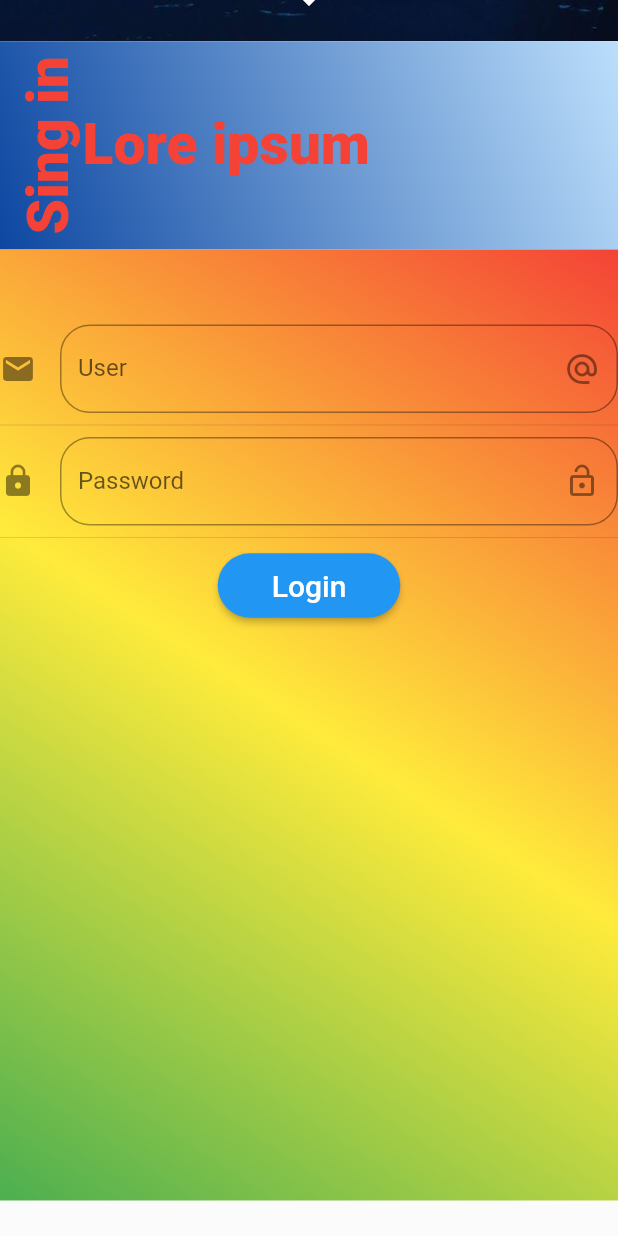
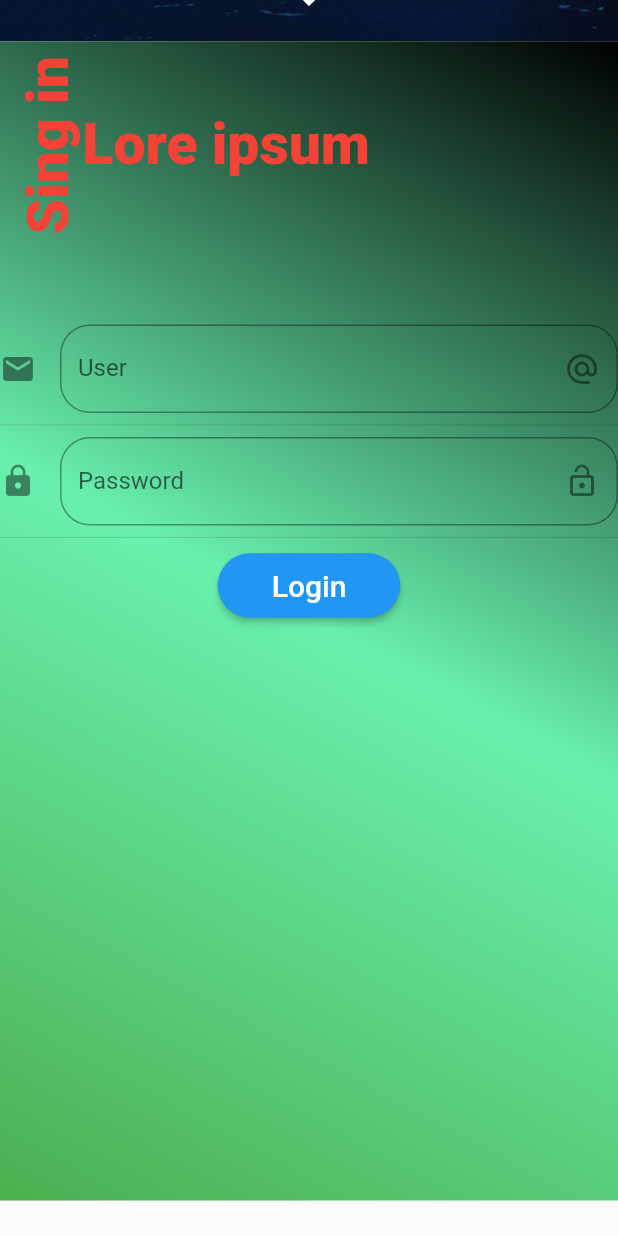
Before and after one commit to mario5698/S2AM, a Flutter app: the screen it shows after launch, scrolled down 576 dp, on a phone screen of 412 x 824 dp. Run offline on Flutter 3.47's test engine with Material 2 defaults, Android fonts, the phone set to English and light mode, and no system bars; our stand-ins replace flutter_swiper; missing offline and left inert: rainbow_color.

Commit message:
finish flutter uix

```diff
--- a/Code/Flutter/flutter-disenos - Mario/lib/src/pages/user_login.dart
+++ b/Code/Flutter/flutter-disenos - Mario/lib/src/pages/user_login.dart
@@ -53,8 +53,7 @@ class _LoginState extends State<Login> {
       // padding: EdgeInsetsDirectional.only(top: 100),
       child: Column(
         children: [
-          _crearTextLogin(),
-          _crearcontenedor(context),
+          _container(context),
         ],
       ),
     );
@@ -68,15 +67,26 @@ class _LoginState extends State<Login> {
     );
   }
 
-  Widget _crearTextLogin() {
+  Widget _container(BuildContext context) {
     return Container(
-      padding: const EdgeInsets.only(top: 10, left: 10, bottom: 10),
       decoration: BoxDecoration(
         gradient: LinearGradient(
             begin: Alignment.topRight,
             end: Alignment.bottomLeft,
-            colors: [Colors.blue[100], Colors.blue[900]]),
+            colors: [Colors.black, Colors.greenAccent, Colors.green]),
       ),
+      child: Column(
+        children: [
+          _crearTextLogin(),
+          _crearcontenedor(context),
+        ],
+      ),
+    );
+  }
+
+  Widget _crearTextLogin() {
+    return Container(
+      padding: const EdgeInsets.only(top: 10, left: 10, bottom: 10),
       child: Row(
         children: [
           RotatedBox(
@@ -137,12 +147,6 @@ class _LoginState extends State<Login> {
       width: double.maxFinite,
       height: 634,
       padding: EdgeInsetsDirectional.only(top: 50),
-      decoration: BoxDecoration(
-        gradient: LinearGradient(
-            begin: Alignment.topRight,
-            end: Alignment.bottomLeft,
-            colors: [Colors.red, Colors.yellow, Colors.green]),
-      ),
       child: Center(
         child: Column(
           children: [
```
